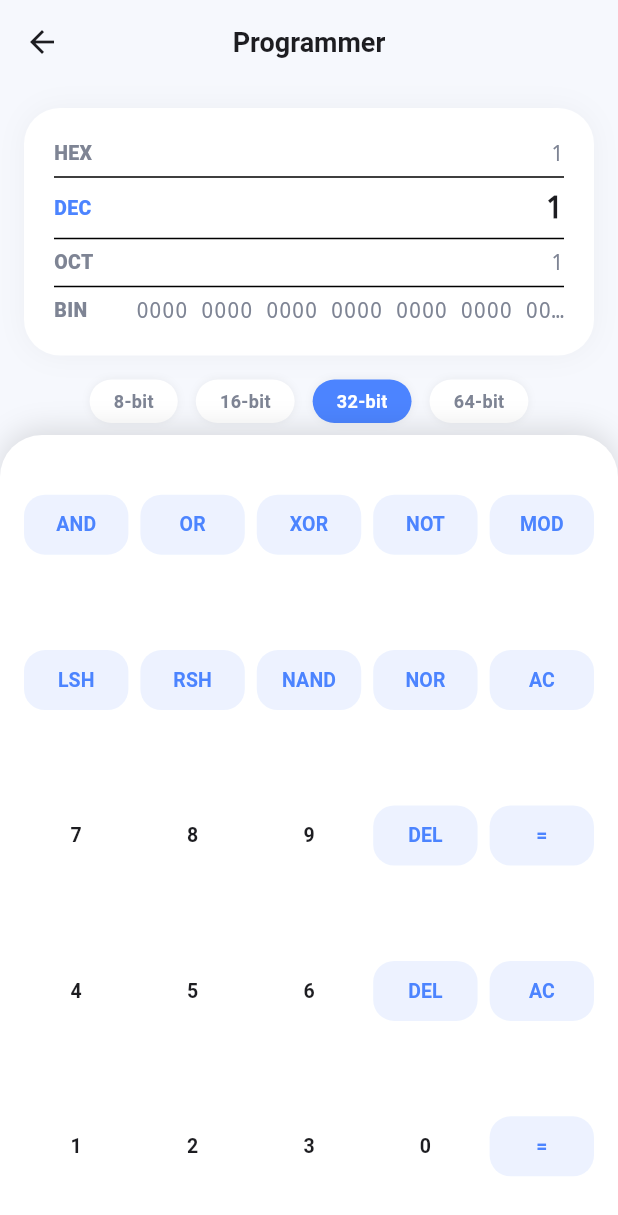
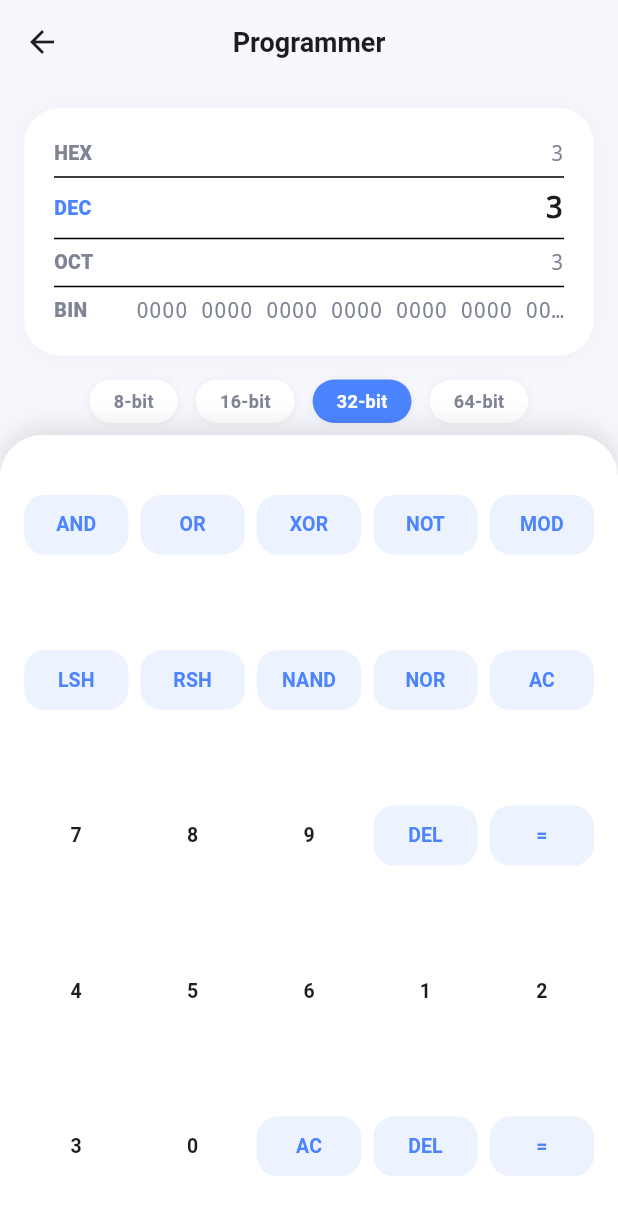
Before and after one commit to michaelfrancoodev/NetCalc, a Flutter app: the ProgrammerScreen screen opened directly, after a tap on "HEX", after a tap on "DEC", on a phone screen of 412 x 824 dp. Shown: the top 1215 px of the screen. Run offline on Flutter 3.47's test engine with Material 3 defaults, Android fonts, the phone set to English and light mode, and no system bars; our stand-ins replace shared_preferences; accounts and stored records are empty.

Commit message:
feat: add dispose method in onboarding screen and rearrange programmer screen buttons

```diff
--- a/lib/screens/onboarding_screen.dart
+++ b/lib/screens/onboarding_screen.dart
@@ -31,6 +31,12 @@ class _OnboardingScreenState extends State<OnboardingScreen> {
       icon: Icons.auto_awesome_rounded,
     ),
   ];
+
+  @override
+  void dispose() {
+    _pageController.dispose();
+    super.dispose();
+  }
 
   Future<void> _completeOnboarding() async {
     final prefs = await SharedPreferences.getInstance();
--- a/lib/screens/programmer_screen.dart
+++ b/lib/screens/programmer_screen.dart
@@ -277,12 +277,12 @@ class _ProgrammerScreenState extends State<ProgrammerScreen> {
             _pRow(['A', 'B', 'C', 'D', 'E']),
             _pRow(['F', '7', '8', '9', 'DEL']),
             _pRow(['4', '5', '6', '1', '2']),
-            _pRow(['3', '0', 'DEL', 'AC', '=']),
+            _pRow(['3', '0', 'AC', 'DEL', '=']),
           ] else ...[
             _pRow(['7', '8', '9', 'DEL', '=']),
-            _pRow(['4', '5', '6', 'DEL', 'AC']),
+            _pRow(['4', '5', '6', '1', '2']),
+            _pRow(['3', '0', 'AC', 'DEL', '=']),
           ],
-          if (!hexExtra) _pRow(['1', '2', '3', '0', '=']),
         ],
       ),
     );
```
